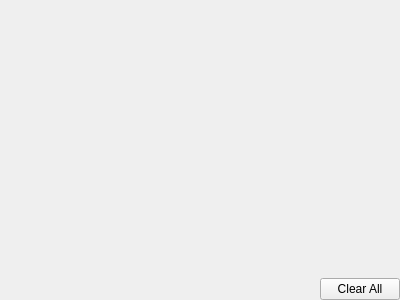
The window that shell/notificationsWidget/notificationswidget.ui (vicr123/theshell) describes before a commit, drawn with Qt 5.
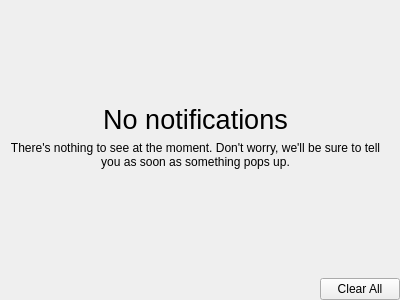
The same window after the commit. Icons and pictures are not drawn.

What changed in the file:
```diff
--- a/shell/notificationsWidget/notificationswidget.ui
+++ b/shell/notificationsWidget/notificationswidget.ui
@@ -59,6 +59,59 @@
        <property name="bottomMargin">
         <number>0</number>
        </property>
+       <item>
+        <spacer name="verticalSpacer_2">
+         <property name="orientation">
+          <enum>Qt::Vertical</enum>
+         </property>
+         <property name="sizeHint" stdset="0">
+          <size>
+           <width>20</width>
+           <height>40</height>
+          </size>
+         </property>
+        </spacer>
+       </item>
+       <item>
+        <widget class="QFrame" name="noNotificationsFrame">
+         <property name="frameShape">
+          <enum>QFrame::NoFrame</enum>
+         </property>
+         <property name="frameShadow">
+          <enum>QFrame::Raised</enum>
+         </property>
+         <layout class="QVBoxLayout" name="verticalLayout_3">
+          <item>
+           <widget class="QLabel" name="label">
+            <property name="font">
+             <font>
+              <pointsize>20</pointsize>
+             </font>
+            </property>
+            <property name="text">
+             <string>No notifications</string>
+            </property>
+            <property name="alignment">
+             <set>Qt::AlignCenter</set>
+            </property>
+           </widget>
+          </item>
+          <item>
+           <widget class="QLabel" name="label_2">
+            <property name="text">
+             <string>There's nothing to see at the moment. Don't worry, we'll be sure to tell you as soon as something pops up.</string>
+            </property>
+            <property name="alignment">
+             <set>Qt::AlignCenter</set>
+            </property>
+            <property name="wordWrap">
+             <bool>true</bool>
+            </property>
+           </widget>
+          </item>
+         </layout>
+        </widget>
+       </item>
        <item>
         <spacer name="verticalSpacer">
          <property name="orientation">
```
Left out of the diff: 3 changed lines with no effect on the pictures.
